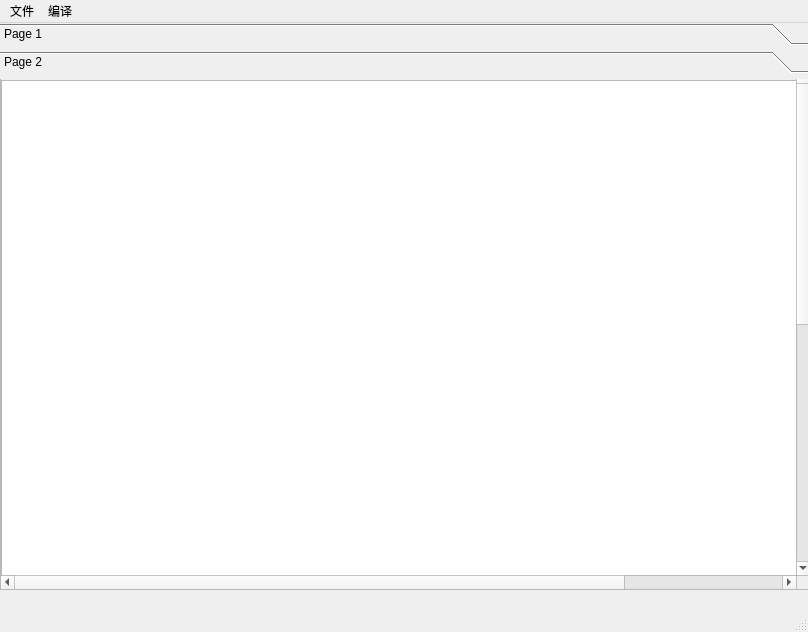
The window that pl0compile/mainwindow.ui (Cjia7/bianyikeshe) describes before a commit, drawn with Qt 5.
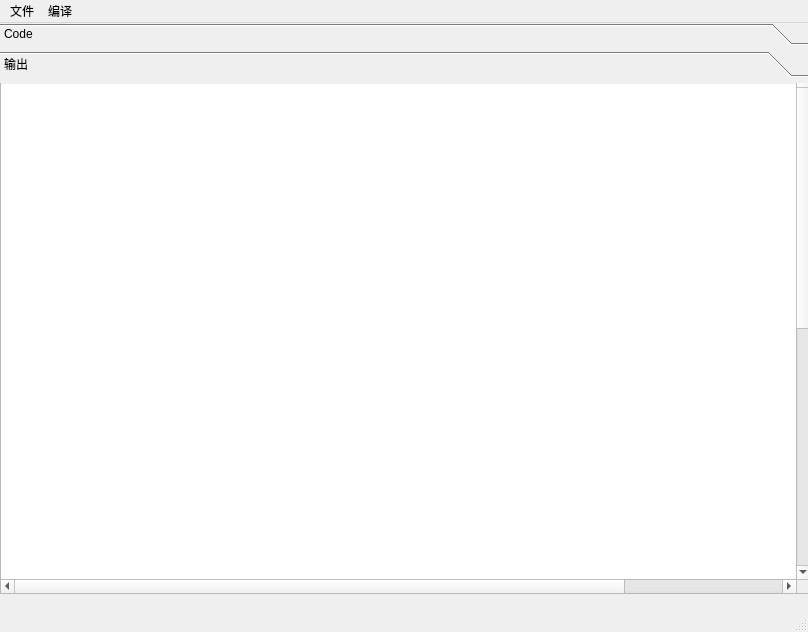
The same window after the commit. The open tabs and pages were chosen to show the change.

The edit to the form file:
```diff
--- a/pl0compile/mainwindow.ui
+++ b/pl0compile/mainwindow.ui
@@ -39,7 +39,7 @@
       </rect>
      </property>
      <attribute name="label">
-      <string>Page 1</string>
+      <string>Code</string>
      </attribute>
      <widget class="QTabWidget" name="tabWidget">
       <property name="geometry">
@@ -119,7 +119,7 @@
       </rect>
      </property>
      <attribute name="label">
-      <string>Page 2</string>
+      <string>输出</string>
      </attribute>
      <widget class="QScrollArea" name="scrollArea_2">
       <property name="geometry">
@@ -142,15 +142,21 @@
          <height>1000</height>
         </rect>
        </property>
-       <widget class="QTextEdit" name="textEdit_2">
+       <widget class="QLabel" name="label">
         <property name="geometry">
          <rect>
           <x>0</x>
           <y>10</y>
           <width>1000</width>
-          <height>1001</height>
+          <height>1000</height>
          </rect>
         </property>
+        <property name="styleSheet">
+         <string notr="true">background-color: rgb(255, 255, 255);</string>
+        </property>
+        <property name="text">
+         <string/>
+        </property>
        </widget>
       </widget>
      </widget>
```
Left out of the diff: 8 changed lines with no effect on the pictures.
